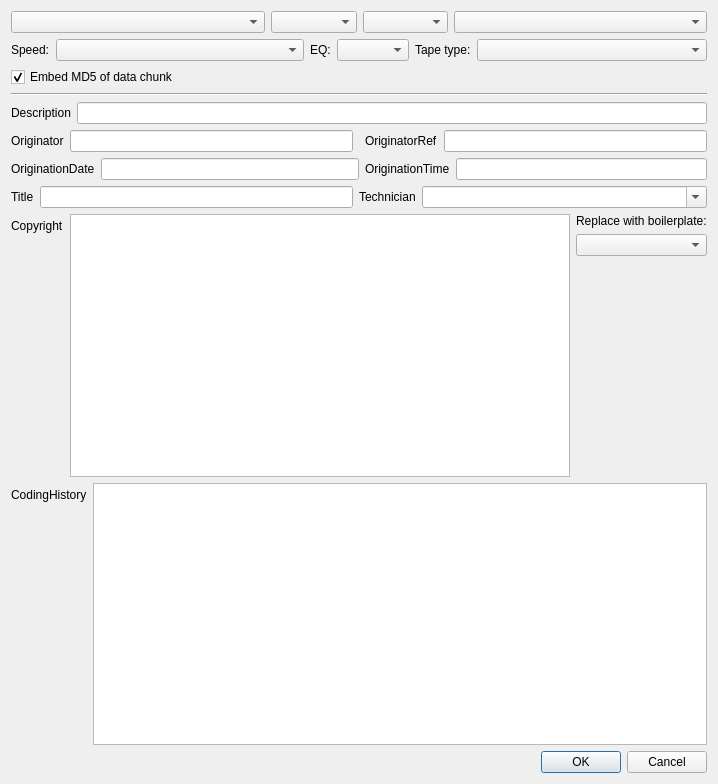
Ukrainian-History/autoBWF, file main.ui: the form before one commit.
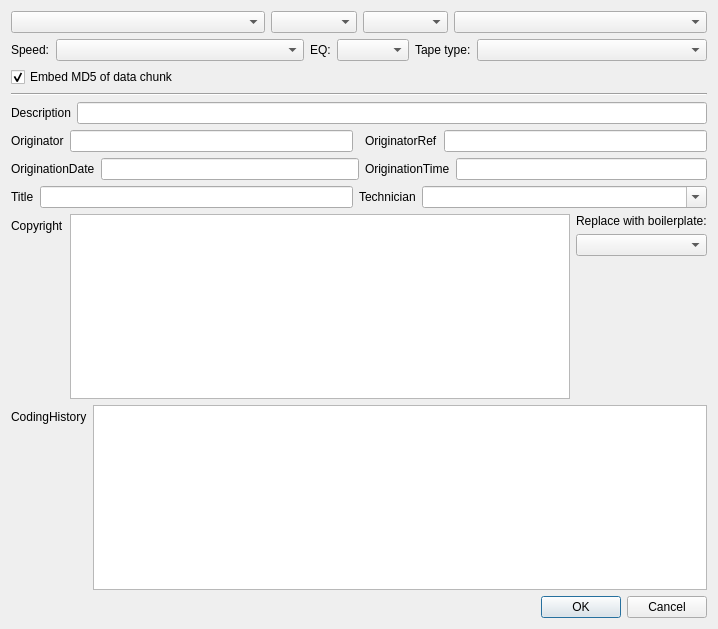
The form after the commit.

Commit message: made config.json findeable, and made overall window smaller

```diff
--- a/main.ui
+++ b/main.ui
@@ -7,7 +7,7 @@
     <x>0</x>
     <y>0</y>
     <width>718</width>
-    <height>784</height>
+    <height>629</height>
    </rect>
   </property>
   <property name="windowTitle">
```
The commit also changes 2 other files.
